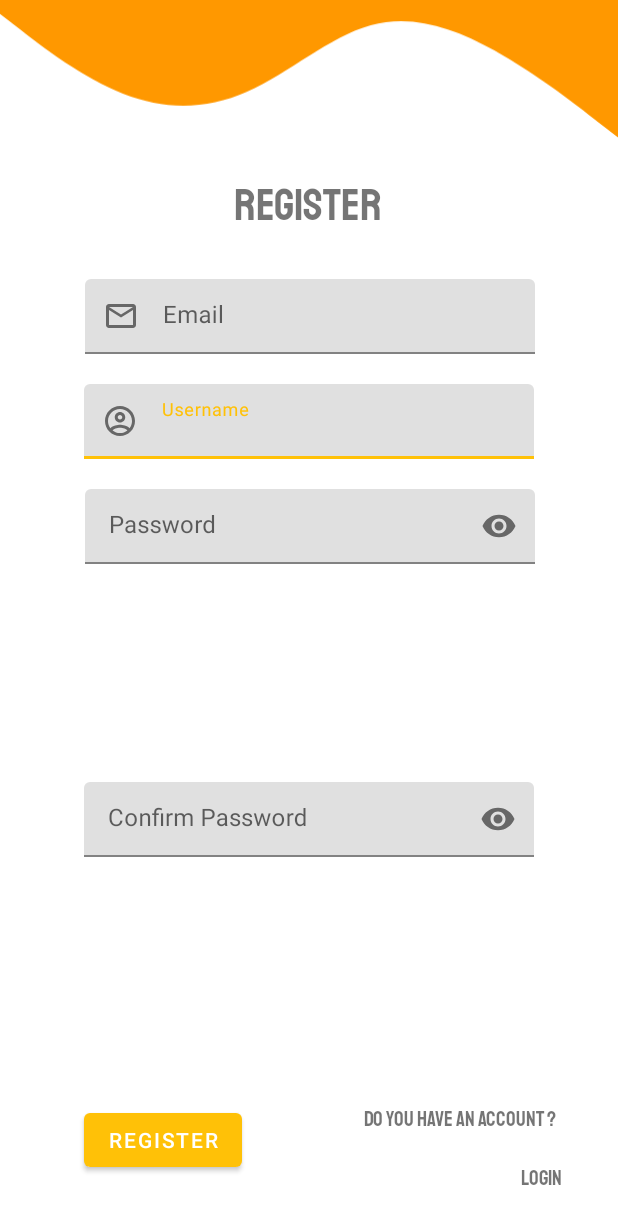
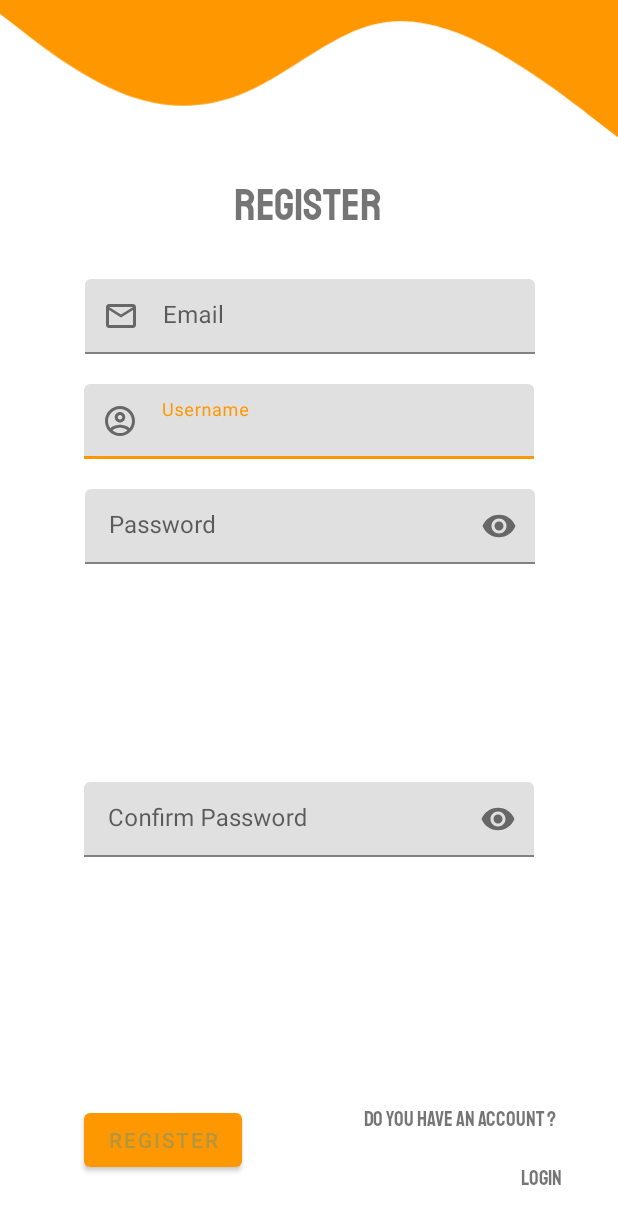
Before and after one commit to kamilDawidowski/RentaHome_MD, an Android app: the fragment RegiserFragment shown on its own in the app's theme, on a phone screen of 412 x 824 dp. Shown: the top 1224 px of the screen. Run offline under Robolectric (Android 15) with nearby library versions, the phone set to English and light mode, and no system bars; network calls fail; 1 statement that could not run was skipped.

Commit message:
Changes in style and new change password fragment.

```diff
--- a/app/src/main/res/drawable/ic_wave2.xml
+++ b/app/src/main/res/drawable/ic_wave2.xml
@@ -7,5 +7,5 @@
 
   <path
       android:pathData="M0,32L48,69.3C96,107 192,181 288,218.7C384,256 480,256 576,213.3C672,171 768,85 864,58.7C960,32 1056,64 1152,117.3C1248,171 1344,245 1392,282.7L1440,320L1440,0L1392,0C1344,0 1248,0 1152,0C1056,0 960,0 864,0C768,0 672,0 576,0C480,0 384,0 288,0C192,0 96,0 48,0L0,0Z"
-      android:fillColor="@color/primaryColor"/>
+      android:fillColor="@color/colorPrimaryLight"/>
 </vector>
--- a/app/src/main/res/layout/fragment_item_reservation_detail.xml
+++ b/app/src/main/res/layout/fragment_item_reservation_detail.xml
@@ -14,7 +14,7 @@
         android:layout_width="match_parent"
         android:layout_height="match_parent"
         android:layout_margin="5dp"
-        app:cardBackgroundColor="@color/primaryLightColor"
+        app:cardBackgroundColor="@color/colorPrimaryLight"
         app:cardCornerRadius="40dp"
         app:layout_constraintEnd_toEndOf="parent"
         app:layout_constraintHorizontal_bias="1.0"
--- a/app/src/main/res/layout/fragment_list_item_reservation.xml
+++ b/app/src/main/res/layout/fragment_list_item_reservation.xml
@@ -21,7 +21,7 @@
             android:layout_height="64dp"
             android:layout_marginEnd="24dp"
             android:layout_marginBottom="16dp"
-            android:background="@color/primaryDarkColor"
+            android:background="@color/colorPrimaryDark"
             app:layout_constraintBottom_toBottomOf="parent"
             app:layout_constraintEnd_toEndOf="parent" />
 
--- a/app/src/main/res/layout/fragment_profile.xml
+++ b/app/src/main/res/layout/fragment_profile.xml
@@ -38,7 +38,7 @@
                         android:id="@+id/view"
                         android:layout_width="match_parent"
                         android:layout_height="200dp"
-                        android:background="@color/primaryLightColor"
+                        android:background="@color/colorPrimaryVariantLight"
                         app:layout_constraintStart_toStartOf="parent"
                         app:layout_constraintTop_toTopOf="parent" />
 
--- a/app/src/main/res/values-night/themes.xml
+++ b/app/src/main/res/values-night/themes.xml
@@ -6,13 +6,13 @@
         <item name="android:windowActionBar">false</item>
         <item name="android:windowFullscreen">true</item>
 
-        <item name="colorPrimary">@color/primaryDarkColor</item>
-        <item name="colorPrimaryVariant">@color/purple_700</item>
-        <item name="colorOnPrimary">@color/black</item>
+        <item name="colorPrimary">@color/colorPrimaryDark</item>
+        <item name="colorPrimaryVariant">@color/colorPrimaryVariantDark</item>
+        <item name="colorOnPrimary">@color/colorOnPrimaryDark</item>
         <!-- Secondary brand color. -->
-        <item name="colorSecondary">@color/secondaryDarkColor</item>
-        <item name="colorSecondaryVariant">@color/teal_200</item>
-        <item name="colorOnSecondary">@color/black</item>
+        <item name="colorSecondary">@color/colorSecondaryDark</item>
+        <item name="colorSecondaryVariant">@color/secondaryVariantDark</item>
+        <item name="colorOnSecondary">@color/colorOnSecondaryDark</item>
         <!-- Status bar color. -->
         <item name="android:statusBarColor" tools:targetApi="l">?attr/colorPrimaryVariant</item>
         <!-- Customize your theme here. -->
--- a/app/src/main/res/values/colors.xml
+++ b/app/src/main/res/values/colors.xml
@@ -1,28 +1,26 @@
 <?xml version="1.0" encoding="utf-8"?>
 <resources>
-    <color name="purple_200">#FFBB86FC</color>
-    <color name="purple_500">#FF6200EE</color>
-    <color name="purple_700">#FF3700B3</color>
-    <color name="teal_200">#FF03DAC5</color>
-    <color name="teal_700">#FF018786</color>
-    <color name="black">#FF000000</color>
-    <color name="white">#FFFFFFFF</color>
+<!--           Light theme                                     -->
+    <color name="colorPrimaryLight">#FF9800</color>
+    <color name="colorPrimaryVariantLight">#FFC107</color>
+    <color name="colorOnPrimaryLight">#B3963F</color>
 
-    <color name="colorPrimary">@color/purple_500</color>
-    <color name="colorPrimaryVariant">#FFCC80</color>
-    <color name="colorOnPrimary">@color/black</color>
-    <color name="colorSecondary">@color/teal_200</color>
-    <color name="colorSecondaryVariant">@color/teal_700</color>
-    <color name="colorOnSecondary">@color/white</color>
+    <color name="colorSecondaryLight">#FF5722</color>
+    <color name="secondaryVariantLight">#3F51B5</color>
+    <color name="colorOnSecondaryLight">#F44336</color>
 
-    <color name="primaryColor">#FF9800</color>
-    <color name="primaryLightColor">#FFC107</color>
-    <color name="primaryLigtColor2">#B3963F</color>
-    <color name="primaryDarkColor">#FF5722</color>
+    <!--           Dark                                    -->
+    <color name="colorPrimaryDark">#FF9800</color>
+    <color name="colorPrimaryVariantDark">#FFC107</color>
+    <color name="colorOnPrimaryDark">#B3963F</color>
 
-    <color name="secondaryColor">#3F51B5</color>
-    <color name="secondaryLightColor">#F44336</color>
-    <color name="secondaryDarkColor">#673AB7</color>
+    <color name="colorSecondaryDark">#FF5722</color>
+    <color name="secondaryVariantDark">#3F51B5</color>
+    <color name="colorOnSecondaryDark">#F44336</color>
+
+
+
+
 
     <color name="primaryTextColor">#000000</color>
     <color name="secondaryTextColor">#ffffff</color>
--- a/app/src/main/res/values/themes.xml
+++ b/app/src/main/res/values/themes.xml
@@ -6,13 +6,13 @@
         <item name="android:windowActionBar">false</item>
         <item name="android:windowFullscreen">true</item>
 
-        <item name="colorPrimary">@color/primaryLightColor</item>
-        <item name="colorPrimaryVariant">@color/primaryLigtColor2</item>
-        <!--        <item name="colorOnPrimary">@color/white</item>-->
+        <item name="colorPrimary">@color/colorPrimaryLight</item>
+        <item name="colorPrimaryVariant">@color/colorPrimaryVariantLight</item>
+        <item name="colorOnPrimary">@color/colorOnPrimaryLight</item>
         <!-- Secondary brand color. -->
-        <item name="colorSecondary">@color/secondaryLightColor</item>
-        <item name="colorSecondaryVariant">@color/colorSecondaryVariant</item>
-        <item name="colorOnSecondary">@color/black</item>
+        <item name="colorSecondary">@color/colorSecondaryLight</item>
+        <item name="colorSecondaryVariant">@color/secondaryVariantLight</item>
+        <item name="colorOnSecondary">@color/colorOnSecondaryLight</item>
 
 
         <!-- Status bar color. -->
```
